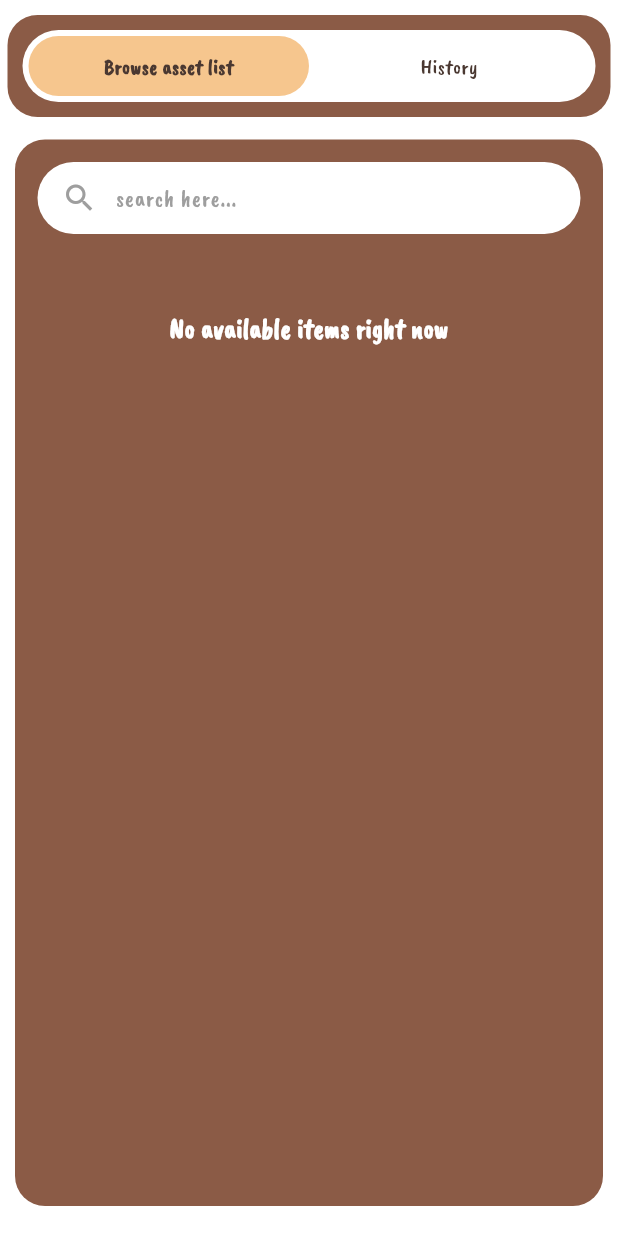
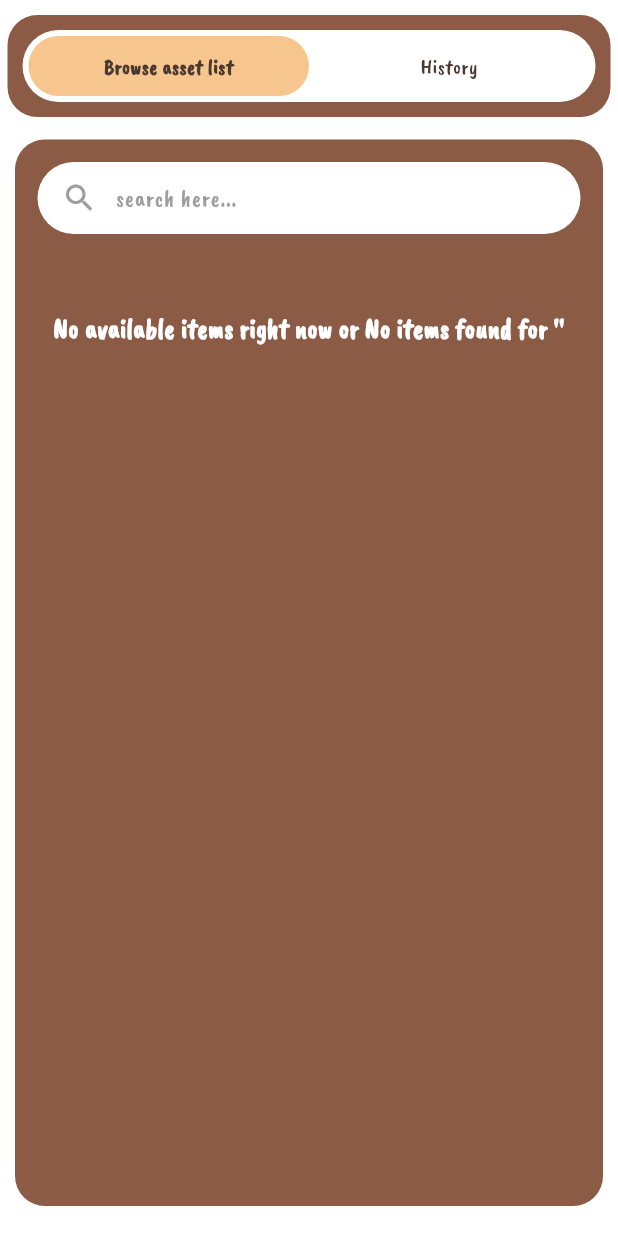
Before and after one commit to kimmysoybad404/project_mobile, a Flutter app: the HomeBorrower screen opened directly with empty values, on a phone screen of 412 x 824 dp. Run offline on Flutter 3.47's test engine with Material 3 defaults, Android fonts, the phone set to English and light mode, and no system bars; our stand-ins replace animated_notch_bottom_bar, awesome_dialog, fl_chart, shared_preferences; accounts and stored records are empty; network calls fail.

Commit message:
Edit text when searching for text

```diff
--- a/lib/Borrower/home_page.dart
+++ b/lib/Borrower/home_page.dart
@@ -218,8 +218,8 @@ Widget _assetListFromAPI() {
                       child: Center(
                         child: Text(
                           _searchQuery.isEmpty
-                              ? "No available items right now"
-                              : "No items found for '$_searchQuery'",
+                              ? "No available items right now or No items found for '$_searchQuery'"
+                              : "No available items right now or No items found for '$_searchQuery'",
                           style: const TextStyle(
                             color: Colors.white,
                             fontSize: 18,
```
